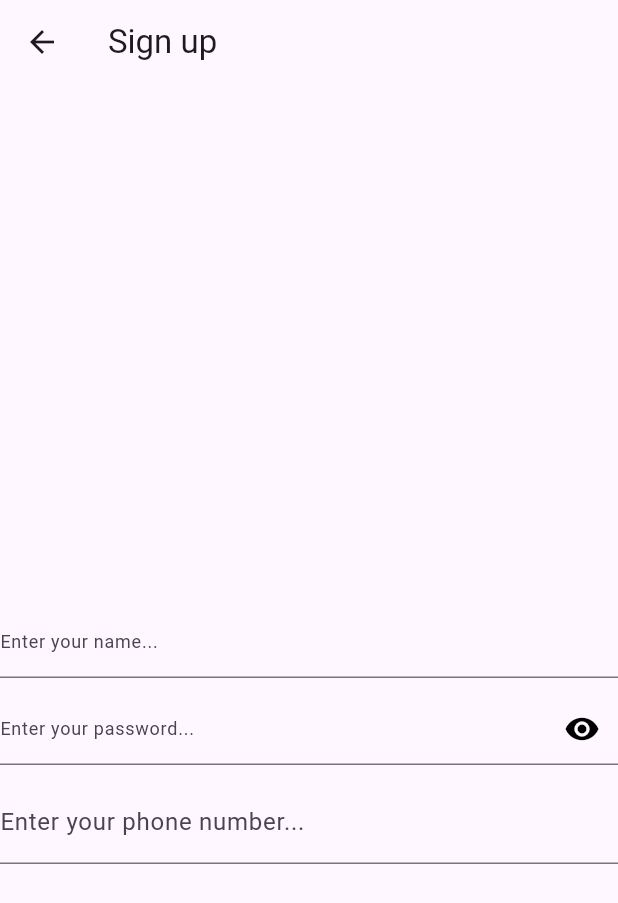
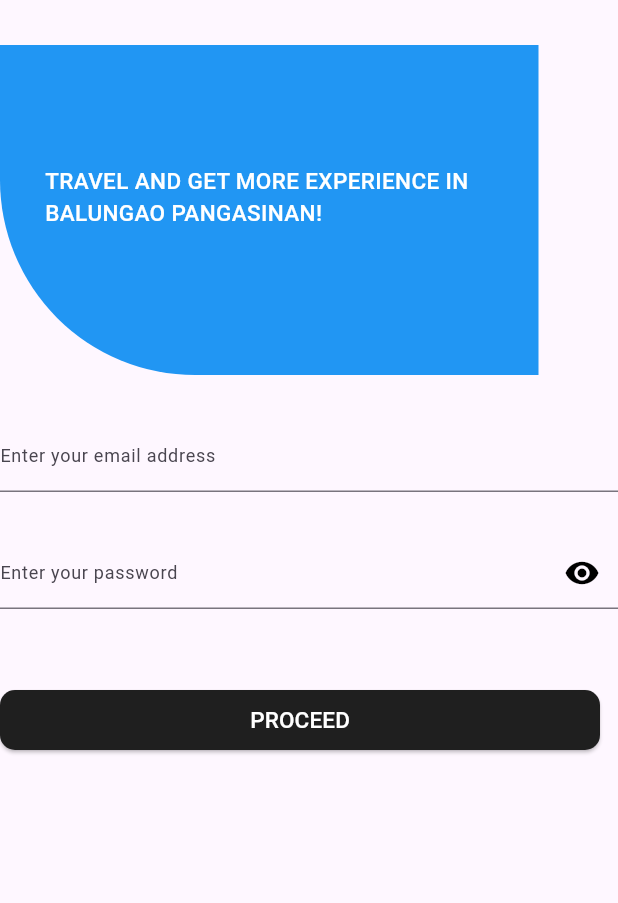
Before and after one commit to kyuremmmmz/travel-go-mobile-version, a Flutter app: the screen it shows after launch, after a tap on "Create Account", on a phone screen of 412 x 824 dp. Shown: the top 903 px of the screen. Run offline on Flutter 3.47's test engine with Material 3 defaults, Android fonts, the light colour scheme and no system bars; our stand-ins replace supabase_flutter; accounts and stored records are empty; network calls fail.

Commit message:
auth na medyo okay

```diff
--- a/lib/Controllers/Auth/signup.dart
+++ b/lib/Controllers/Auth/signup.dart
@@ -1,4 +1,7 @@
 import 'package:supabase_flutter/supabase_flutter.dart';
+
+import '../Supabase/key.dart';
+import './../../Routes/Routes.dart';
 //JUST A TEST MUNA ITONG JSON
 class Signup {
   late final String? lastName;
@@ -17,6 +20,7 @@ class Signup {
   );
 
   Future<Map<String, dynamic>> sign() async {
+    await Supabase.initialize(url: url, anonKey: apikey);
     final supabase = Supabase.instance.client;
     try {
         final AuthResponse response = await supabase.auth.signUp(
@@ -27,6 +31,7 @@ class Signup {
           final User? user = response.user;
         if (session != null && user != null)
         {
+          (context)=>AppRoutes.navigateToLogin(context);
           return {
             'status': 200,
             'message': 'success',
@@ -43,6 +48,7 @@ class Signup {
               'expiresAfter': session.expiresAt
             }
           };
+
         }
         else
         {
--- a/lib/Controllers/Supabase/key.dart
+++ b/lib/Controllers/Supabase/key.dart
@@ -3,11 +3,11 @@ const url = 'https://cdfmtahwfxugtjaplfjt.supabase.co';
 const apikey = 'eyJhbGciOiJIUzI1NiIsInR5cCI6IkpXVCJ9.eyJpc3MiOiJzdXBhYmFzZSIsInJlZiI6ImNkZm10YWh3Znh1Z3RqYXBsZmp0Iiwicm9sZSI6ImFub24iLCJpYXQiOjE3MjQxNDA4NTQsImV4cCI6MjAzOTcxNjg1NH0.t2RxCaEhF3yAuuf2Chug2uGz6Vf_VND1AuoO9wqU_8s';
 // ignore: camel_case_types
 class database{
-  Future<void> supabase() async{
+   static void supabase() async{
   await Supabase.initialize(
     url: url,
     anonKey: apikey
     );
 }
-final superbase = Supabase.instance.client;
+final superbase =  Supabase.instance.client;
 }
--- a/lib/Widgets/Screens/Auth/Signup.dart
+++ b/lib/Widgets/Screens/Auth/Signup.dart
@@ -1,65 +1,159 @@
+import 'package:flutter/material.dart';
+import 'package:itransit/Widgets/Textfield/passwordField.dart';
+import 'package:supabase_flutter/supabase_flutter.dart';
 
-import 'package:flutter/material.dart';
-
-import '../../Textfield/phoneNumber.dart';
+import '../../../Controllers/Supabase/key.dart';
 import '../../Textfield/plainTextField.dart';
-import './../../Textfield/passwordField.dart';
-
-
-void main(){
+import './../../Buttons/DefaultButtons/BlueButton.dart';
+void main() async {
+  WidgetsFlutterBinding.ensureInitialized();
   runApp(const signupScreen());
 }
+
+class SignupScreen extends StatelessWidget {
+  const SignupScreen({super.key});
+
   @override
   Widget build(BuildContext context) {
     return const MaterialApp(
+      title: 'Sign up Screen',
       home: signupScreen(),
     );
+  }
 }
 // ignore: camel_case_types
 class signupScreen extends StatefulWidget {
   const signupScreen({super.key});
 
   @override
-  State<signupScreen> createState() => _signupState();
+  State<signupScreen> createState() => _signupScreenState();
 }
 
 // ignore: camel_case_types
-class _signupState extends State<signupScreen> {
-  final _controller = TextEditingController();
+class _signupScreenState extends State<signupScreen> {
+  final _emailController = TextEditingController();
+  final _passwordController = TextEditingController();
+
+  @override
+  void dispose(){
+    _emailController.dispose();
+    _passwordController.dispose();
+    super.dispose();
+  }
+
   @override
   Widget build(BuildContext context) {
-    return Scaffold(
-          appBar: AppBar(
-            title: const Text(
-              'Sign up',
+    return  Scaffold(
+      body:  SingleChildScrollView(
+        padding: const EdgeInsets.only(
+          bottom: 100,
         ),
-          ),
-          body: Column(
-            mainAxisAlignment: MainAxisAlignment.center,
-            crossAxisAlignment: CrossAxisAlignment.center,
+        child: Column(
+        crossAxisAlignment: CrossAxisAlignment.start,
         children: <Widget>[
           Padding(
             padding: const EdgeInsets.only(
-                  top: 100,
+              top: 30
             ),
-                child:  Column(
-                  children: <Widget>[
-                    plainTextField
-                    ( text: 'Enter your name...',
-                      controller: _controller,
+            child: Container(
+                constraints: const BoxConstraints(
+                  maxHeight: 300,
+                  maxWidth: 359,
+                  minHeight: 100,
+                  minWidth: 200
                 ),
-                    const SizedBox(height: 10),
+                height: 220,
+                decoration: const BoxDecoration(
+                  borderRadius: BorderRadius.only(
+                    bottomLeft: Radius.circular(
+                      130
+                    )
+                  ),
+                  color: Colors.blue,
+
+                ),
+                child: Container(
+                  padding: const EdgeInsets.only(
+                    top: 80,
+                  ),
+                  margin: const EdgeInsets.only(
+                    left: 30
+                  ),
+                  child: const Text(
+                  'TRAVEL AND GET MORE EXPERIENCE IN BALUNGAO PANGASINAN!',
+                  style: TextStyle(
+                    fontSize: 15,
+                    fontWeight: FontWeight.w500,
+                    color: Colors.white,
+                  ),
+                ),
+              )
+            ),
+          ),
+          Container(
+            padding: const EdgeInsets.only(
+              top: 30
+            ),
+            child: Column(
+                children: [
+                  plainTextField(
+                    text: 'Enter your email address',
+                    controller: _emailController,
+                  ),
+                  const SizedBox(
+                    height: 30,
+                  ),
                   passwordTextField(
-                      text: 'Enter your password...',
-                      password: _controller,
-                    ),
-                    const SizedBox(height: 10),
-                    const PhonenumberTextField(text: 'Enter your phone number...'),
+                    text: 'Enter your password',
+                    password: _passwordController,
+                )
               ],
             ),
           ),
+          const SizedBox(
+            height: 30,
+          ),
+          Container(
+            padding: const EdgeInsets.only(
+              top: 20,
+            ),
+            width: 400,
+            child: BlueButtonWithoutFunction(
+              text: 'PROCEED',
+              style: ElevatedButton.styleFrom(
+                  backgroundColor: const Color.fromARGB(255, 31, 31, 31),
+                  shape: RoundedRectangleBorder(
+                    borderRadius: BorderRadius.circular(10)
+                  )
+              ),
+              oppressed:  () async{
+                try {
+                  final database db = database();
+                  final supa = db.superbase;
+                  final email = _emailController.text.trim();
+                  final password = _passwordController.text.trim();
+
+                  final AuthResponse result = await supa.auth.signUp(
+                    password: password,
+                    email: email,
+                  );
+
+                  final User? user = result.user;
+                  if (mounted) {
+                    // ignore: use_build_context_synchronously
+                    ScaffoldMessenger.of(context).showSnackBar(
+                      SnackBar(content: Text('Welcome $user')),
+                    );
+                  }
+                } catch (e) {
+                  print(e);
+                }
+              }
+            ),
+          )
         ],
       ),
+    )
   );
 }
 }
--- a/lib/Widgets/Textfield/passwordField.dart
+++ b/lib/Widgets/Textfield/passwordField.dart
@@ -18,7 +18,6 @@ class passwordTextField extends StatefulWidget {
 
 // ignore: camel_case_types
 class _numberTextFieldState extends State<passwordTextField> {
-  final TextEditingController _controller = TextEditingController();
   // ignore: non_constant_identifier_names
   bool _IsObsucure = true;
 
@@ -26,7 +25,7 @@ class _numberTextFieldState extends State<passwordTextField> {
   @override
   Widget build(BuildContext context) {
     return TextFormField(
-      controller: _controller,
+      controller: widget.password,
       decoration:  InputDecoration(
           labelText: widget.text,
           suffixIcon: IconButton(
--- a/lib/main.dart
+++ b/lib/main.dart
@@ -1,8 +1,9 @@
 import 'package:flutter/material.dart';
+import 'package:supabase_flutter/supabase_flutter.dart';
 
-import './../Routes/Routes.dart';
 import 'Widgets/Buttons/WithMethodButtons/BlueButton.dart';
 import 'Widgets/Buttons/WithMethodButtons/GreenButton.dart';
+
 
 class WelcomePage extends StatefulWidget {
   const WelcomePage({super.key});
@@ -10,6 +11,7 @@ class WelcomePage extends StatefulWidget {
   @override
   State<WelcomePage> createState() => _WelcomePageState();
 }
+
 
 class _WelcomePageState extends State<WelcomePage> {
   @override
@@ -100,7 +102,19 @@ class _WelcomePageState extends State<WelcomePage> {
   }
 }
 
+const url1 = 'https://cdfmtahwfxugtjaplfjt.supabase.co';
+const apikey1 = 'eyJhbGciOiJIUzI1NiIsInR5cCI6IkpXVCJ9.eyJpc3MiOiJzdXBhYmFzZSIsInJlZiI6ImNkZm10YWh3Znh1Z3RqYXBsZmp0Iiwicm9sZSI6ImFub24iLCJpYXQiOjE3MjQxNDA4NTQsImV4cCI6MjAzOTcxNjg1NH0.t2RxCaEhF3yAuuf2Chug2uGz6Vf_VND1AuoO9wqU_8s';
+// ignore: camel_case_types
 
-void main() {
+void main() async {
+  WidgetsFlutterBinding.ensureInitialized();
+
+  // Initialize Supabase
+  await Supabase.initialize(
+    url: url1,
+    anonKey: apikey1,
+  );
+
+
   runApp(const WelcomePage());
 }
--- a/pubspec.yaml
+++ b/pubspec.yaml
@@ -12,7 +12,7 @@ dependencies:
   http: ^1.2.2
   path: ^1.9.0
   sqflite: ^2.3.3+1
-  supabase_flutter: ^2.6.0
+  supabase_flutter: ^2.0.0
   flutter_paypal_payment: ^1.0.6
   supabase_auth_ui: ^0.5.1
 
```
Also changed, not shown: lib/Controllers/Auth/login.dart (+10 -9 lines), lib/Widgets/Screens/Auth/Login.dart (+44 -30 lines), 1 other file. Lines whose indentation alone changed are shown as unchanged.
